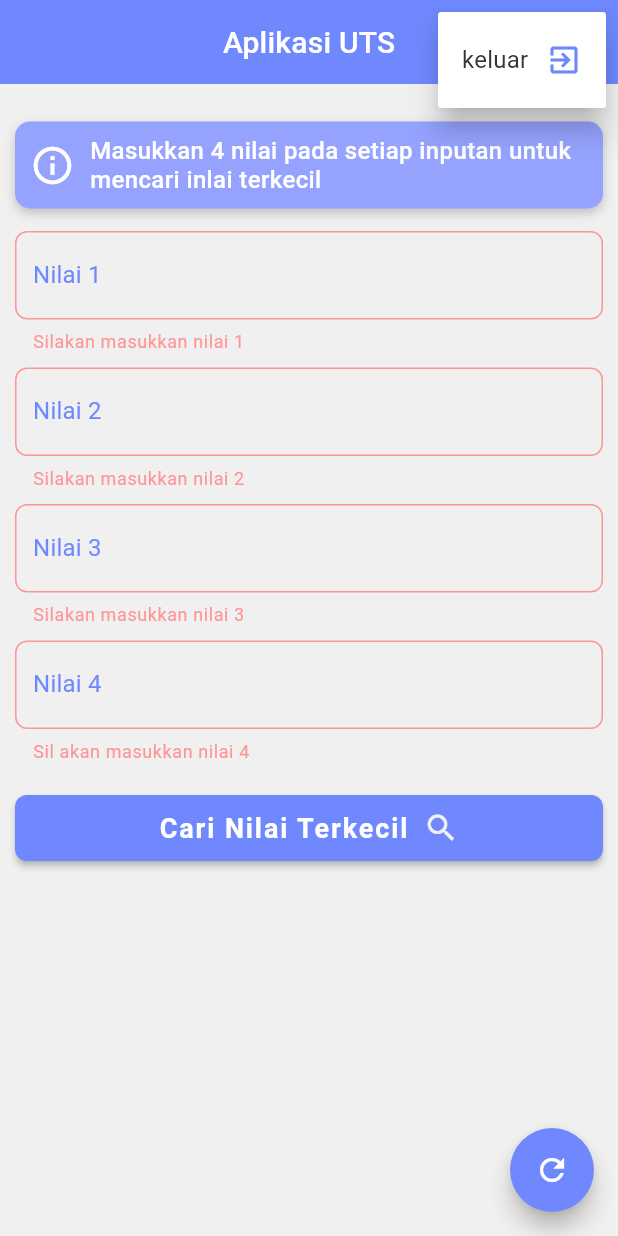
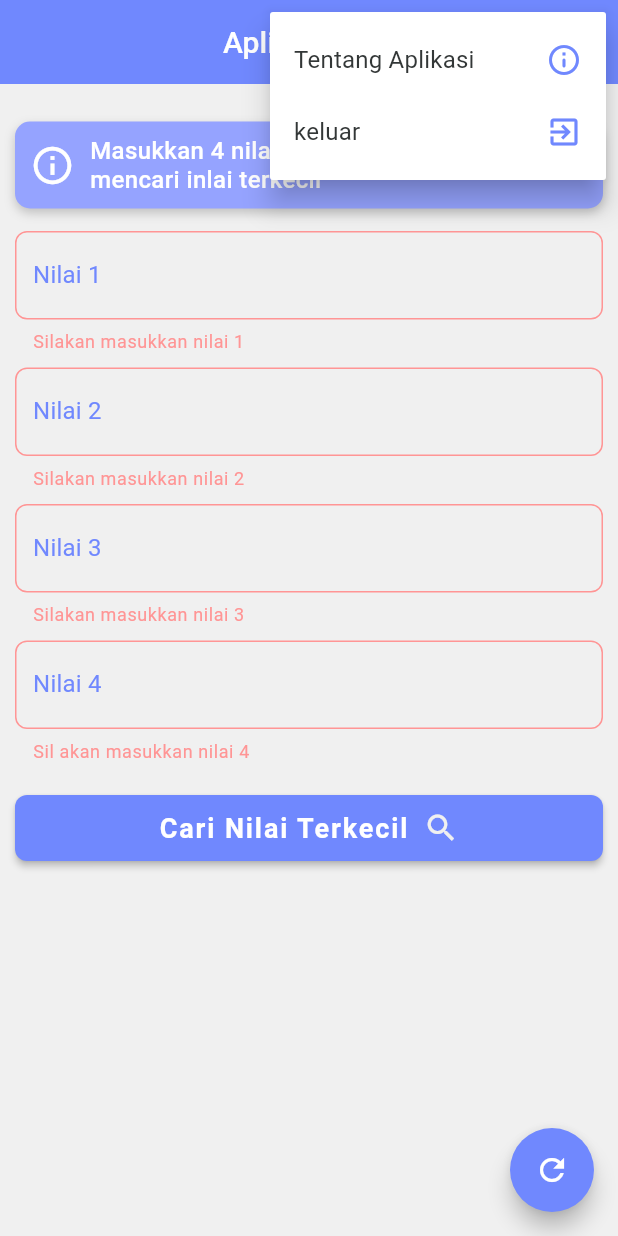
Before and after one commit to naneps/least_value_finder_app, a Flutter app: the HomeView screen opened directly, after a tap on "Cari Nilai Terkecil", after a tap on the "more vert" icon, on a phone screen of 412 x 824 dp. Run offline on Flutter 3.47's test engine with Material 2 defaults, Android fonts, the light colour scheme and no system bars; missing offline and left inert: sp_util.

Commit message:
about view

```diff
--- a/lib/app/modules/home/home_view.dart
+++ b/lib/app/modules/home/home_view.dart
@@ -1,3 +1,4 @@
+import 'package:aplikasi_uts/app/modules/about/about_app_view.dart';
 import 'package:aplikasi_uts/app/modules/auth/aurh_view.dart';
 import 'package:aplikasi_uts/app/modules/home/confirmation_screen.dart';
 import 'package:aplikasi_uts/app/theme/default_theme.dart';
@@ -92,6 +93,31 @@ class _HomeViewState extends State<HomeView>
               PopupMenuItem(
                 child: InkWell(
                   onTap: () {
+                    Navigator.push(
+                      context,
+                      MaterialPageRoute(
+                        builder: (context) => AboutAppView(
+                          nama: "Contoh",
+                          nim: "Contoh",
+                        ),
+                      ),
+                    );
+                  },
+                  child: Row(
+                    mainAxisAlignment: MainAxisAlignment.spaceBetween,
+                    children: [
+                      Text("Tentang Aplikasi"),
+                      Icon(
+                        Icons.info_outline_rounded,
+                        color: DefaultTheme.primaryColor,
+                      )
+                    ],
+                  ),
+                ),
+              ),
+              PopupMenuItem(
+                child: InkWell(
+                  onTap: () {
                     logout();
                   },
                   child: Row(
@@ -104,7 +130,8 @@ class _HomeViewState extends State<HomeView>
                       )
                     ],
                   ),
-              )),
+                ),
+              ),
             ],
           ),
         ],
@@ -194,6 +221,9 @@ class _HomeViewState extends State<HomeView>
                         if (value!.isEmpty) {
                           return "Silakan masukkan nilai 1";
                         }
+                        if (double.tryParse(value) == null) {
+                          return "Silakan masukkan angka";
+                        }
                         return null;
                       },
                       onSaved: (value) => _num1 = double.parse(value!),
@@ -205,6 +235,10 @@ class _HomeViewState extends State<HomeView>
                       validator: (value) {
                         if (value!.isEmpty) {
                           return "Silakan masukkan nilai 2";
+                        }
+
+                        if (double.tryParse(value) == null) {
+                          return "Silakan masukkan angka";
                         }
                         return null;
                       },
@@ -218,6 +252,9 @@ class _HomeViewState extends State<HomeView>
                         if (value!.isEmpty) {
                           return "Silakan masukkan nilai 3";
                         }
+                        if (double.tryParse(value) == null) {
+                          return "Silakan masukkan angka";
+                        }
                         return null;
                       },
                       onSaved: (value) => _num3 = double.parse(value!),
@@ -229,6 +266,9 @@ class _HomeViewState extends State<HomeView>
                       validator: (value) {
                         if (value!.isEmpty) {
                           return "Sil akan masukkan nilai 4";
+                        }
+                        if (double.tryParse(value) == null) {
+                          return "Silakan masukkan angka";
                         }
                         return null;
                       },
```
Also changed, not shown: lib/app/modules/about/about_app_view.dart (added, +115 -0 lines). Lines whose indentation alone changed are shown as unchanged.
